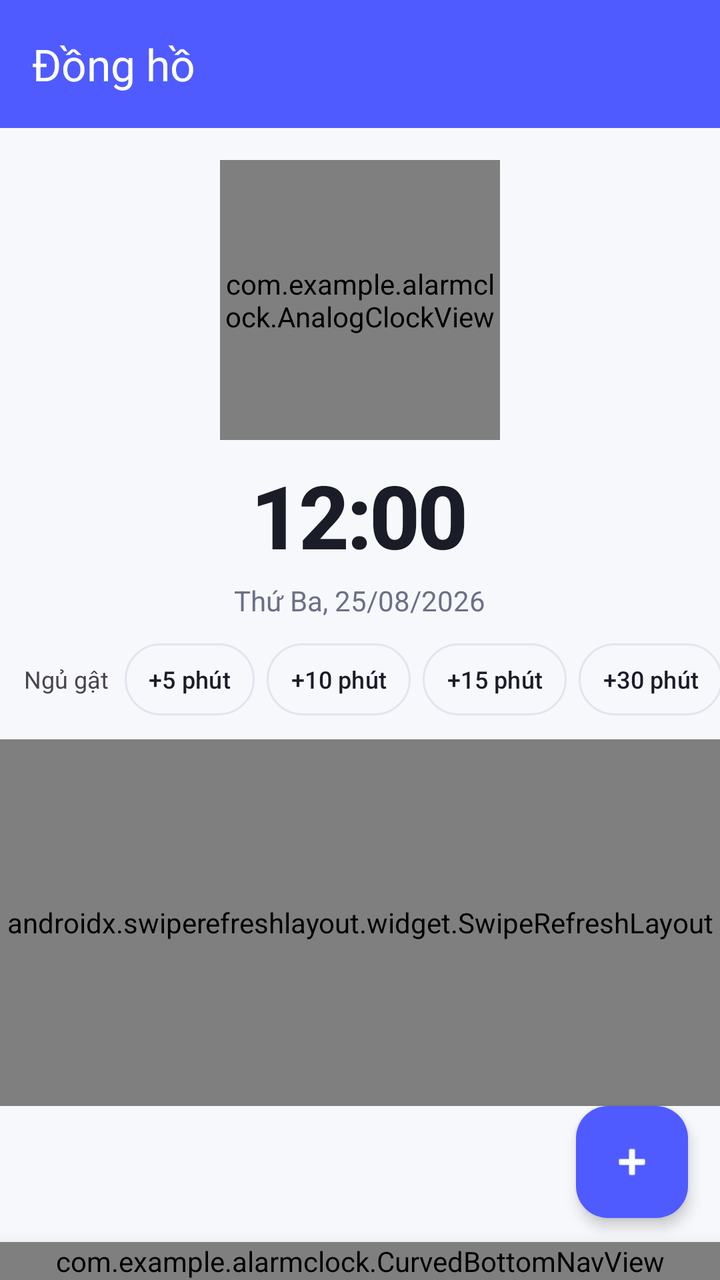
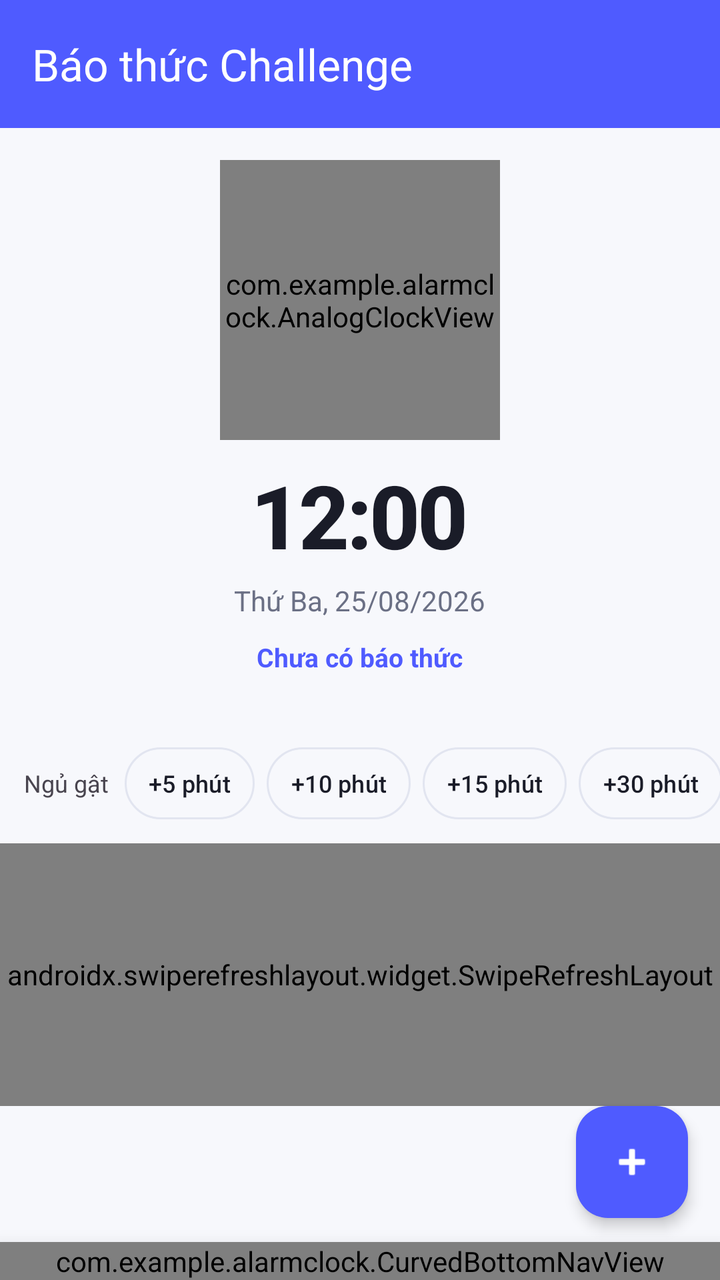

An Android layout rendered at two revisions. The XML below is the earlier revision; the diff shows what the commit changed to produce the second picture.
<!-- AndroidManifest.xml: activity theme Theme.AlarmClock -->
<!-- res/layout/activity_main.xml -->
<?xml version="1.0" encoding="utf-8"?>
<LinearLayout xmlns:android="http://schemas.android.com/apk/res/android"
    xmlns:app="http://schemas.android.com/apk/res-auto"
    android:layout_width="match_parent"
    android:layout_height="match_parent"
    android:orientation="vertical"
    android:background="@color/surface"
    android:clipChildren="false">

    <com.google.android.material.appbar.MaterialToolbar
        android:id="@+id/toolbar"
        android:layout_width="match_parent"
        android:layout_height="?attr/actionBarSize"
        android:background="@color/primary"
        app:title="Đồng hồ"
        app:titleTextColor="@android:color/white" />

    <LinearLayout
        android:layout_width="match_parent"
        android:layout_height="wrap_content"
        android:orientation="vertical"
        android:gravity="center"
        android:paddingTop="16dp"
        android:paddingBottom="8dp">

        <com.example.alarmclock.AnalogClockView
            android:id="@+id/analogClock"
            android:layout_width="140dp"
            android:layout_height="140dp"
            android:layout_marginBottom="8dp" />

        <TextView
            android:id="@+id/tvCurrentTime"
            android:layout_width="wrap_content"
            android:layout_height="wrap_content"
            android:text="12:00"
            android:textSize="44sp"
            android:letterSpacing="-0.03"
            android:fontFamily="sans-serif-medium"
            android:textStyle="bold"
            android:textColor="@color/text_primary" />

        <TextView
            android:id="@+id/tvCurrentDate"
            android:layout_width="wrap_content"
            android:layout_height="wrap_content"
            android:text="Thứ Ba, 25/08/2026"
            android:textSize="14sp"
            android:textColor="@color/text_secondary"
            android:layout_marginTop="4dp" />

        <HorizontalScrollView
            android:layout_width="match_parent"
            android:layout_height="wrap_content"
            android:scrollbars="none"
            android:paddingTop="12dp"
            android:paddingBottom="4dp"
            android:clipToPadding="false"
            android:paddingStart="12dp"
            android:paddingEnd="12dp">
            <LinearLayout
                android:id="@+id/quickAlarmRow"
                android:layout_width="wrap_content"
                android:layout_height="wrap_content"
                android:orientation="horizontal"
                android:gravity="center_vertical">
                <TextView
                    android:layout_width="wrap_content"
                    android:layout_height="wrap_content"
                    android:text="Ngủ gật"
                    android:textSize="12sp"
                    android:textColor="?android:attr/textColorSecondary"
                    android:layout_marginEnd="8dp" />
                <com.google.android.material.button.MaterialButton
                    android:id="@+id/btnQuick5"
                    style="@style/Button.Soft.Outline"
                    android:layout_width="wrap_content"
                    android:layout_height="36dp"
                    android:text="+5 phút"
                    android:textSize="12sp"
                    android:insetTop="0dp"
                    android:insetBottom="0dp"
                    android:minWidth="0dp"
                    android:paddingLeft="12dp"
                    android:paddingRight="12dp"
                    android:layout_marginEnd="6dp" />
                <com.google.android.material.button.MaterialButton
                    android:id="@+id/btnQuick10"
                    style="@style/Button.Soft.Outline"
                    android:layout_width="wrap_content"
                    android:layout_height="36dp"
                    android:text="+10 phút"
                    android:textSize="12sp"
                    android:insetTop="0dp"
                    android:insetBottom="0dp"
                    android:minWidth="0dp"
                    android:paddingLeft="12dp"
                    android:paddingRight="12dp"
                    android:layout_marginEnd="6dp" />
                <com.google.android.material.button.MaterialButton
                    android:id="@+id/btnQuick15"
                    style="@style/Button.Soft.Outline"
                    android:layout_width="wrap_content"
                    android:layout_height="36dp"
                    android:text="+15 phút"
                    android:textSize="12sp"
                    android:insetTop="0dp"
                    android:insetBottom="0dp"
                    android:minWidth="0dp"
                    android:paddingLeft="12dp"
                    android:paddingRight="12dp"
                    android:layout_marginEnd="6dp" />
                <com.google.android.material.button.MaterialButton
                    android:id="@+id/btnQuick30"
                    style="@style/Button.Soft.Outline"
                    android:layout_width="wrap_content"
                    android:layout_height="36dp"
                    android:text="+30 phút"
                    android:textSize="12sp"
                    android:insetTop="0dp"
                    android:insetBottom="0dp"
                    android:minWidth="0dp"
                    android:paddingLeft="12dp"
                    android:paddingRight="12dp" />
            </LinearLayout>
        </HorizontalScrollView>

    </LinearLayout>

    <androidx.swiperefreshlayout.widget.SwipeRefreshLayout
        android:id="@+id/swipeRefresh"
        android:layout_width="match_parent"
        android:layout_height="0dp"
        android:layout_weight="1">
        <FrameLayout
            android:layout_width="match_parent"
            android:layout_height="match_parent">
            <androidx.recyclerview.widget.RecyclerView
                android:id="@+id/recyclerView"
                android:layout_width="match_parent"
                android:layout_height="match_parent"
                android:padding="14dp"
                android:clipToPadding="false"
                 />
            <com.example.alarmclock.ShimmerFrameLayout
                android:id="@+id/shimmer"
                android:layout_width="match_parent"
                android:layout_height="match_parent"
                android:visibility="gone">
                <include layout="@layout/view_shimmer_rows" />
            </com.example.alarmclock.ShimmerFrameLayout>
            <com.example.alarmclock.LoadingAnimationView
                android:id="@+id/loadingAnim"
                android:layout_width="72dp"
                android:layout_height="72dp"
                android:layout_gravity="center"
                android:visibility="gone" />
        </FrameLayout>
    </androidx.swiperefreshlayout.widget.SwipeRefreshLayout>

    <FrameLayout
        android:layout_width="match_parent"
        android:layout_height="wrap_content"
        android:clipChildren="false">
        <com.google.android.material.floatingactionbutton.FloatingActionButton
            android:id="@+id/fabAdd"
            android:layout_width="wrap_content"
            android:layout_height="wrap_content"
            android:layout_gravity="end"
            android:layout_marginEnd="16dp"
            android:layout_marginBottom="12dp"
            android:src="@android:drawable/ic_input_add"
            app:backgroundTint="@color/primary"
            app:tint="@android:color/white"
            app:elevation="4dp"
            app:borderWidth="0dp" />
    </FrameLayout>

    <com.example.alarmclock.CurvedBottomNavView
        android:id="@+id/curvedNav"
        android:layout_width="match_parent"
        android:layout_height="wrap_content"
        android:background="@android:color/transparent"
        android:elevation="16dp" />
</LinearLayout>
<!-- res/layout/view_shimmer_rows.xml (included above) -->
<?xml version="1.0" encoding="utf-8"?>
<LinearLayout xmlns:android="http://schemas.android.com/apk/res/android"
    android:layout_width="match_parent"
    android:layout_height="wrap_content"
    android:orientation="vertical"
    android:padding="12dp">

    <include layout="@layout/view_shimmer_row" />
    <include layout="@layout/view_shimmer_row" />
    <include layout="@layout/view_shimmer_row" />
    <include layout="@layout/view_shimmer_row" />
    <include layout="@layout/view_shimmer_row" />
</LinearLayout>
<!-- res/layout/view_shimmer_row.xml (included above) -->
<?xml version="1.0" encoding="utf-8"?>
<LinearLayout xmlns:android="http://schemas.android.com/apk/res/android"
    android:layout_width="match_parent"
    android:layout_height="wrap_content"
    android:orientation="horizontal"
    android:padding="16dp"
    android:layout_marginBottom="10dp"
    android:background="@drawable/bg_shimmer_card"
    android:gravity="center_vertical">

    <LinearLayout
        android:layout_width="0dp"
        android:layout_height="wrap_content"
        android:layout_weight="1"
        android:orientation="vertical">
        <View
            android:layout_width="160dp"
            android:layout_height="16dp"
            android:background="@drawable/bg_shimmer_bar" />
        <View
            android:layout_width="110dp"
            android:layout_height="12dp"
            android:layout_marginTop="10dp"
            android:background="@drawable/bg_shimmer_bar" />
    </LinearLayout>
    <View
        android:layout_width="72dp"
        android:layout_height="28dp"
        android:background="@drawable/bg_shimmer_bar" />
</LinearLayout>
<!-- resources referenced by this layout -->
<resources>
  <color name="primary">#4F5BFF</color>
  <color name="surface">#F7F8FC</color>
  <color name="text_primary">#1A1C28</color>
  <color name="text_secondary">#6B7085</color>
  <!-- drawable bg_shimmer_bar (drawable) -->
  <?xml version="1.0" encoding="utf-8"?>
  <shape xmlns:android="http://schemas.android.com/apk/res/android" android:shape="rectangle">
      <solid android:color="#D0D4DE" />
      <corners android:radius="6dp" />
  </shape>
  <!-- drawable bg_shimmer_card (drawable) -->
  <?xml version="1.0" encoding="utf-8"?>
  <shape xmlns:android="http://schemas.android.com/apk/res/android" android:shape="rectangle">
      <solid android:color="#E8EAF0" />
      <corners android:radius="12dp" />
  </shape>
  <style name="Button.Soft.Outline" parent="Widget.Material3.Button.OutlinedButton">
          <item name="cornerRadius">20dp</item>
          <item name="android:textAllCaps">false</item>
          <item name="strokeColor">@color/outline</item>
          <item name="android:textColor">@color/text_primary</item>
      </style>
  <style name="Theme.AlarmClock" parent="Theme.Material3.DayNight.NoActionBar">
          <item name="colorPrimary">@color/primary</item>
          <item name="colorPrimaryDark">@color/primary_dark</item>
          <item name="colorPrimaryContainer">@color/primary_container</item>
          <item name="colorOnPrimary">@color/on_primary</item>
          <item name="colorSecondary">@color/secondary</item>
          <item name="colorSecondaryContainer">@color/secondary_container</item>
          <item name="colorSurface">@color/surface</item>
          <item name="colorOnSurface">@color/text_primary</item>
          <item name="android:colorBackground">@color/surface</item>
          <item name="android:statusBarColor">@color/primary</item>
          <item name="android:navigationBarColor">@color/surface</item>
          <item name="android:windowLightNavigationBar">true</item>
          <item name="android:windowAnimationStyle">@style/WindowFadeThrough</item>
          <item name="materialCardViewStyle">@style/Card.Soft</item>
          <item name="materialButtonStyle">@style/Button.Soft</item>
      </style>
  <color name="outline">#E2E5F0</color>
  <color name="primary_dark">#3A45D9</color>
  <color name="primary_container">#E8EAFF</color>
  <color name="on_primary">#FFFFFF</color>
  <color name="secondary">#7C5CFF</color>
  <color name="secondary_container">#F0EBFF</color>
  <style name="WindowFadeThrough">
          <item name="android:activityOpenEnterAnimation">@anim/fade_through_enter</item>
          <item name="android:activityOpenExitAnimation">@anim/fade_through_exit</item>
          <item name="android:activityCloseEnterAnimation">@anim/fade_through_enter</item>
          <item name="android:activityCloseExitAnimation">@anim/fade_through_exit</item>
      </style>
  <style name="Card.Soft" parent="Widget.Material3.CardView.Elevated">
          <item name="cardCornerRadius">22dp</item>
          <item name="cardElevation">0dp</item>
          <item name="strokeWidth">1dp</item>
          <item name="strokeColor">@color/outline</item>
          <item name="cardBackgroundColor">@color/surface_card</item>
      </style>
  <style name="Button.Soft" parent="Widget.Material3.Button">
          <item name="cornerRadius">16dp</item>
          <item name="android:textAllCaps">false</item>
          <item name="backgroundTint">@color/primary</item>
      </style>
  <color name="surface_card">#FFFFFF</color>
</resources>

<!-- the commit's change to res/layout/activity_main.xml (unified diff, before → after) -->
@@ -12,7 +12,7 @@
         android:layout_width="match_parent"
         android:layout_height="?attr/actionBarSize"
         android:background="@color/primary"
-        app:title="Đồng hồ"
+        app:title="@string/app_name"
         app:titleTextColor="@android:color/white" />
 
     <LinearLayout
@@ -48,6 +48,33 @@
             android:textSize="14sp"
             android:textColor="@color/text_secondary"
             android:layout_marginTop="4dp" />
+
+        <TextView
+            android:id="@+id/tvNextAlarm"
+            android:layout_width="wrap_content"
+            android:layout_height="wrap_content"
+            android:text="Chưa có báo thức"
+            android:textSize="13sp"
+            android:textColor="@color/primary"
+            android:textStyle="bold"
+            android:layout_marginTop="6dp"
+            android:paddingLeft="12dp"
+            android:paddingRight="12dp"
+            android:paddingTop="4dp"
+            android:paddingBottom="4dp"
+            android:background="?attr/selectableItemBackground" />
+
+        <TextView
+            android:id="@+id/tvDailyTip"
+            android:layout_width="match_parent"
+            android:layout_height="wrap_content"
+            android:gravity="center"
+            android:text=""
+            android:textSize="12sp"
+            android:textColor="@color/text_secondary"
+            android:layout_marginTop="4dp"
+            android:paddingLeft="16dp"
+            android:paddingRight="16dp" />
 
         <HorizontalScrollView
             android:layout_width="match_parent"
<!-- resource entries referenced after the edit -->
@@ -16,6 +16,7 @@
       <solid android:color="#E8EAF0" />
       <corners android:radius="12dp" />
   </shape>
+  <string name="app_name">Báo thức Challenge</string>
   <style name="Button.Soft.Outline" parent="Widget.Material3.Button.OutlinedButton">
           <item name="cornerRadius">20dp</item>
           <item name="android:textAllCaps">false</item>
